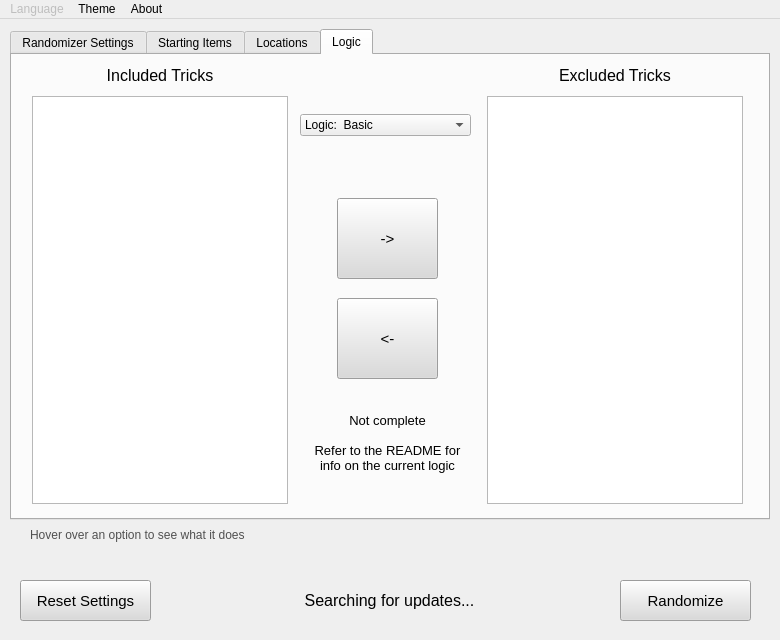
This is UI/ui_form.ui in Owen-Splat/LAS-Randomizer as Qt 5 draws it before an edit. The edited form follows.
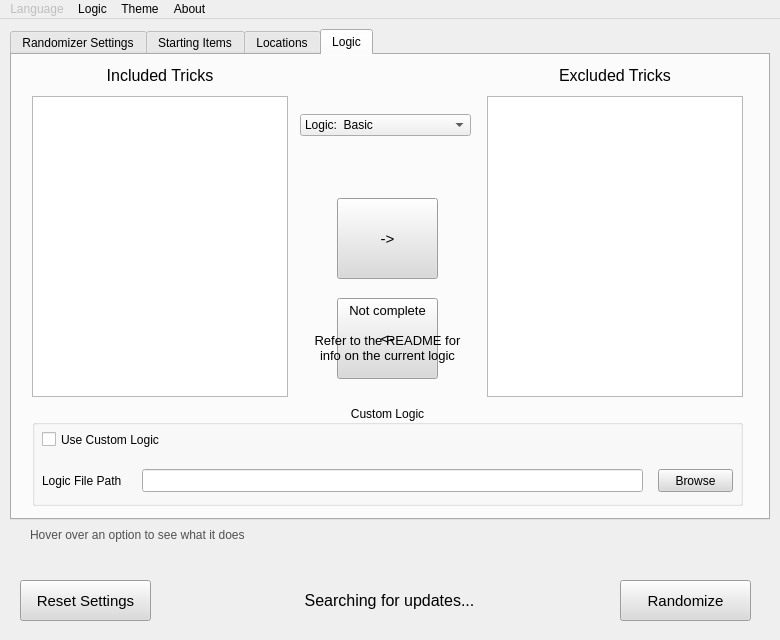
This is the edited form. The open tabs and pages were chosen to show the change.

Commit message: logic updater and custom logic support, untested

The edit to the form file:
```diff
--- a/UI/ui_form.ui
+++ b/UI/ui_form.ui
@@ -2078,7 +2078,7 @@
         <x>475</x>
         <y>41</y>
         <width>256</width>
-        <height>408</height>
+        <height>301</height>
        </rect>
       </property>
       <property name="font">
@@ -2155,7 +2155,7 @@
         <x>20</x>
         <y>41</y>
         <width>256</width>
-        <height>408</height>
+        <height>301</height>
        </rect>
       </property>
       <property name="font">
@@ -2321,7 +2321,7 @@
       <property name="geometry">
        <rect>
         <x>295</x>
-        <y>358</y>
+        <y>248</y>
         <width>161</width>
         <height>81</height>
        </rect>
@@ -2364,6 +2364,161 @@
        <bool>true</bool>
       </property>
      </widget>
+     <widget class="QGroupBox" name="groupBox_8">
+      <property name="geometry">
+       <rect>
+        <x>20</x>
+        <y>350</y>
+        <width>711</width>
+        <height>101</height>
+       </rect>
+      </property>
+      <property name="title">
+       <string>Custom Logic</string>
+      </property>
+      <property name="alignment">
+       <set>Qt::AlignCenter</set>
+      </property>
+      <widget class="QCheckBox" name="logicCheck">
+       <property name="enabled">
+        <bool>true</bool>
+       </property>
+       <property name="geometry">
+        <rect>
+         <x>10</x>
+         <y>24</y>
+         <width>151</width>
+         <height>21</height>
+        </rect>
+       </property>
+       <property name="font">
+        <font>
+         <pointsize>9</pointsize>
+         <strikeout>false</strikeout>
+        </font>
+       </property>
+       <property name="toolTip">
+        <string/>
+       </property>
+       <property name="whatsThis">
+        <string>This controls whether instruments will be randomized&lt;br&gt;&lt;/br&gt;&lt;u&gt;If this is not checked, it will not be randomized,&lt;/u&gt; except for the instruments you start with</string>
+       </property>
+       <property name="text">
+        <string>Use Custom Logic</string>
+       </property>
+       <property name="checkable">
+        <bool>true</bool>
+       </property>
+      </widget>
+      <widget class="QLineEdit" name="lineEdit_4">
+       <property name="geometry">
+        <rect>
+         <x>110</x>
+         <y>64</y>
+         <width>501</width>
+         <height>23</height>
+        </rect>
+       </property>
+       <property name="font">
+        <font>
+         <pointsize>9</pointsize>
+         <bold>false</bold>
+        </font>
+       </property>
+       <property name="text">
+        <string/>
+       </property>
+       <property name="readOnly">
+        <bool>true</bool>
+       </property>
+      </widget>
+      <widget class="QPushButton" name="browseButton3">
+       <property name="enabled">
+        <bool>true</bool>
+       </property>
+       <property name="geometry">
+        <rect>
+         <x>626</x>
+         <y>64</y>
+         <width>75</width>
+         <height>23</height>
+        </rect>
+       </property>
+       <property name="sizePolicy">
+        <sizepolicy hsizetype="Preferred" vsizetype="Fixed">
+         <horstretch>0</horstretch>
+         <verstretch>0</verstretch>
+        </sizepolicy>
+       </property>
+       <property name="font">
+        <font>
+         <pointsize>9</pointsize>
+         <bold>false</bold>
+        </font>
+       </property>
+       <property name="autoFillBackground">
+        <bool>false</bool>
+       </property>
+       <property name="styleSheet">
+        <string notr="true">background-color: rgb(218, 218, 218);</string>
+       </property>
+       <property name="text">
+        <string>Browse</string>
+       </property>
+       <property name="default">
+        <bool>false</bool>
+       </property>
+       <property name="flat">
+        <bool>false</bool>
+       </property>
+      </widget>
+      <widget class="QLabel" name="label_4">
+       <property name="geometry">
+        <rect>
+         <x>10</x>
+         <y>64</y>
+         <width>91</width>
+         <height>23</height>
+        </rect>
+       </property>
+       <property name="sizePolicy">
+        <sizepolicy hsizetype="Fixed" vsizetype="Fixed">
+         <horstretch>0</horstretch>
+         <verstretch>0</verstretch>
+        </sizepolicy>
+       </property>
+       <property name="minimumSize">
+        <size>
+         <width>75</width>
+         <height>23</height>
+        </size>
+       </property>
+       <property name="font">
+        <font>
+         <pointsize>9</pointsize>
+         <bold>false</bold>
+        </font>
+       </property>
+       <property name="frameShape">
+        <enum>QFrame::NoFrame</enum>
+       </property>
+       <property name="frameShadow">
+        <enum>QFrame::Plain</enum>
+       </property>
+       <property name="text">
+        <string>Logic File Path</string>
+       </property>
+       <property name="textFormat">
+        <enum>Qt::PlainText</enum>
+       </property>
+       <property name="alignment">
+        <set>Qt::AlignJustify|Qt::AlignVCenter</set>
+       </property>
+       <property name="wordWrap">
+        <bool>false</bool>
+       </property>
+      </widget>
+     </widget>
     </widget>
    </widget>
    <widget class="QPushButton" name="randomizeButton">
@@ -2545,7 +2700,16 @@
     <addaction name="separator"/>
     <addaction name="actionDark"/>
    </widget>
+   <widget class="QMenu" name="menuLogic">
+    <property name="title">
+     <string>Logic</string>
+    </property>
+    <addaction name="actionUpdate"/>
+    <addaction name="separator"/>
+    <addaction name="actionExport"/>
+   </widget>
    <addaction name="menuLanguage"/>
+   <addaction name="menuLogic"/>
    <addaction name="menuTheme"/>
    <addaction name="menuAbout"/>
   </widget>
```
Left out of the diff: 21 changed lines with no effect on the pictures. The commit also changes 8 other files.
